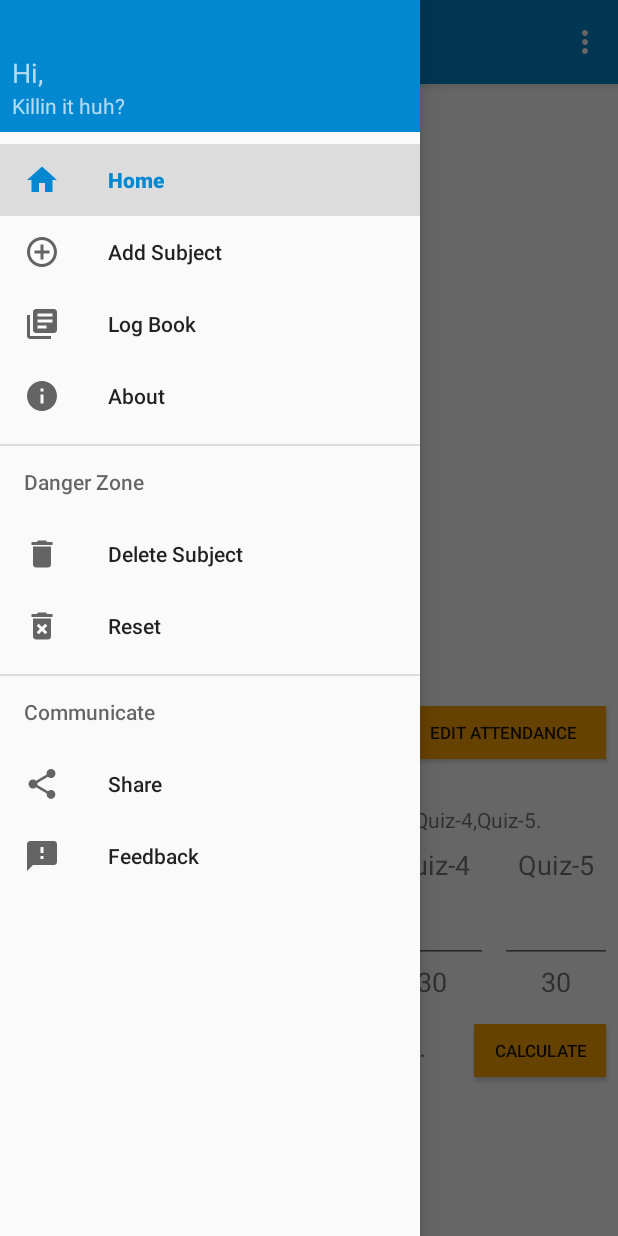
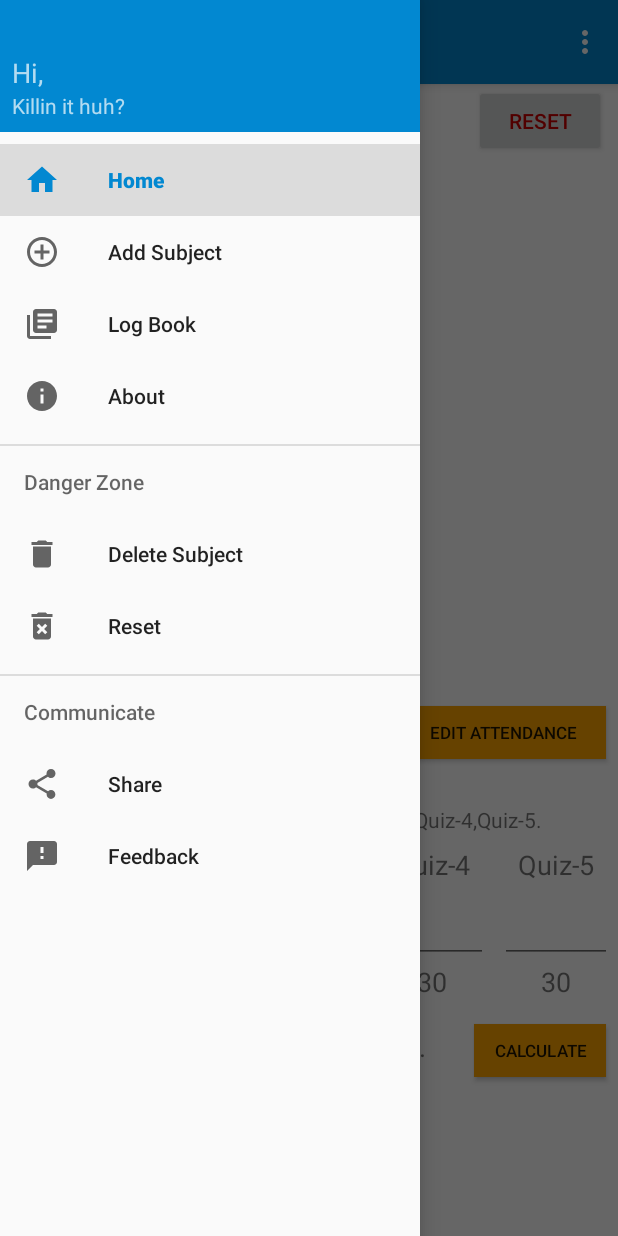
Before and after one commit to MiKinshu/SilverBook, an Android app: the fragment DetailFrag placed in its activity, with the side drawer open, on a phone screen of 412 x 824 dp. Run offline under Robolectric (Android 15) with nearby library versions, the phone set to English and light mode, and no system bars; our stand-ins replace Firebase (no records; nobody signed in at launch, a user with empty details on screens opened directly); libraries missing offline, so code that uses them is left out: com.firebase.ui, com.github.mikephil.charting; plain views replace PieChart.

Commit message:
Reset Single Subject Implemented

```diff
--- a/app/src/main/res/layout/fragment_detail.xml
+++ b/app/src/main/res/layout/fragment_detail.xml
@@ -22,10 +22,9 @@
                     android:layout_height="wrap_content"
                     android:layout_marginStart="8dp"
                     android:layout_marginTop="8dp"
-                    android:layout_marginEnd="8dp"
                     android:text="TextView"
                     android:textSize="24sp"
-                    app:layout_constraintEnd_toEndOf="parent"
+                    app:layout_constraintEnd_toStartOf="@+id/subReset"
                     app:layout_constraintStart_toStartOf="parent"
                     app:layout_constraintTop_toTopOf="parent" />
 
@@ -390,5 +389,18 @@
                     android:visibility="visible"
                     app:constraint_referenced_ids="group1,group2,group3,group4,group5,TVtestnames,BTNcalculateGPA,TVGPAforcastDF" />
 
+                <Button
+                    android:id="@+id/subReset"
+                    android:layout_width="wrap_content"
+                    android:layout_height="wrap_content"
+                    android:layout_marginTop="8dp"
+                    android:layout_marginEnd="8dp"
+                    android:layout_marginBottom="8dp"
+                    android:text="RESET"
+                    android:textColor="@android:color/holo_red_dark"
+                    app:layout_constraintBottom_toTopOf="@+id/piechart"
+                    app:layout_constraintEnd_toEndOf="parent"
+                    app:layout_constraintTop_toTopOf="parent" />
+
         </androidx.constraintlayout.widget.ConstraintLayout>
 </ScrollView>
```
Also changed, not shown: app/src/main/java/com/kinshuu/silverbook/MainActivity.java (+16 -1 lines).
